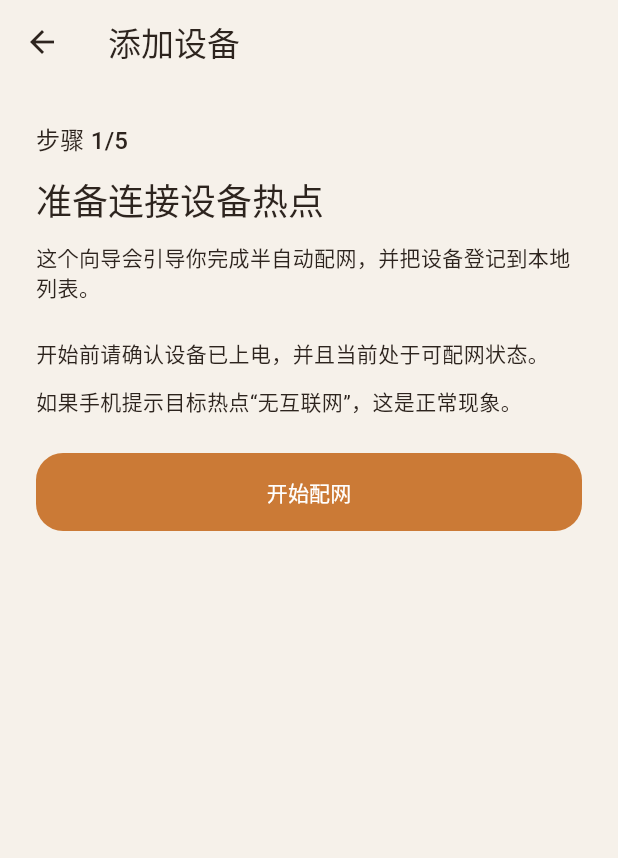
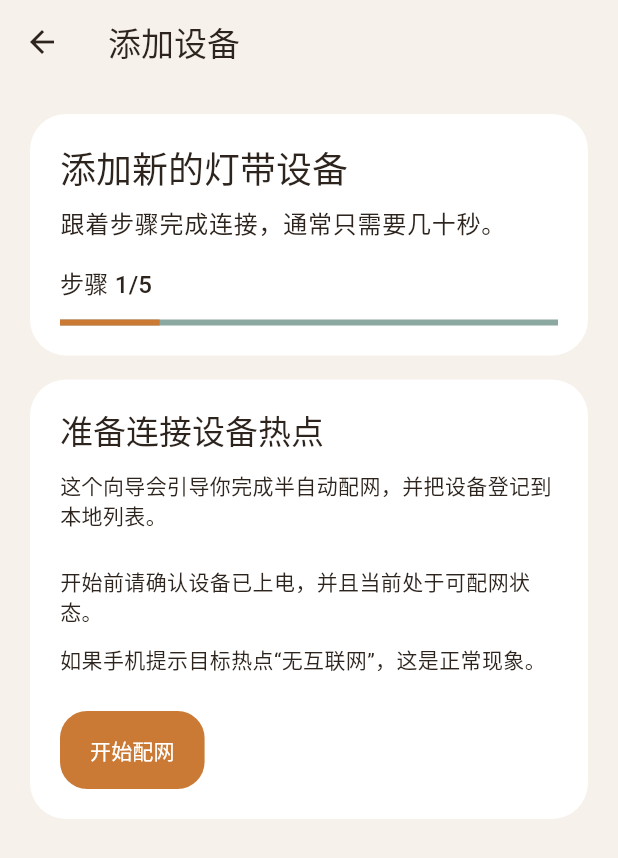
Before and after one commit to bombchen/MicroPython, a Flutter app: the PairingPage screen opened directly, on a phone screen of 412 x 824 dp. Shown: the top 858 px of the screen. Run offline on Flutter 3.47's test engine with Material 3 defaults, Android fonts, the light colour scheme and no system bars; our stand-ins replace flutter_riverpod, shared_preferences; missing offline and left inert: android_intent_plus; accounts and stored records are empty.

Commit message:
feat: refresh pairing flow ui

```diff
--- a/smoothed_led/mobile_app/led_controller/lib/features/pairing/presentation/pairing_page.dart
+++ b/smoothed_led/mobile_app/led_controller/lib/features/pairing/presentation/pairing_page.dart
@@ -76,21 +76,55 @@ class _PairingPageState extends ConsumerState<PairingPage> {
     return Scaffold(
       appBar: AppBar(title: const Text('添加设备')),
       body: ListView(
-        padding: const EdgeInsets.all(24),
+        padding: const EdgeInsets.all(20),
         children: [
+          Card(
+            child: Padding(
+              padding: const EdgeInsets.all(20),
+              child: Column(
+                crossAxisAlignment: CrossAxisAlignment.start,
+                children: [
+                  Text(
+                    '添加新的灯带设备',
+                    style: Theme.of(context).textTheme.headlineSmall,
+                  ),
+                  const SizedBox(height: 8),
+                  Text(
+                    '跟着步骤完成连接，通常只需要几十秒。',
+                    style: Theme.of(context).textTheme.bodyLarge,
+                  ),
+                  const SizedBox(height: 16),
                   Text(
                     _stepTitle(state.step),
                     style: Theme.of(context).textTheme.titleMedium,
                   ),
                   const SizedBox(height: 12),
+                  LinearProgressIndicator(
+                    value: _stepNumber(state.step) / 5,
+                  ),
+                ],
+              ),
+            ),
+          ),
+          const SizedBox(height: 16),
+          Card(
+            child: Padding(
+              padding: const EdgeInsets.all(20),
+              child: Column(
+                crossAxisAlignment: CrossAxisAlignment.start,
+                children: [
                   Text(
                     _stepHeading(state.step),
-            style: Theme.of(context).textTheme.headlineSmall,
+                    style: Theme.of(context).textTheme.titleLarge,
                   ),
                   const SizedBox(height: 12),
                   Text(_stepDescription(state.step)),
                   const SizedBox(height: 24),
                   ..._buildStepContent(context, state.step),
+                ],
+              ),
+            ),
+          ),
         ],
       ),
     );
@@ -208,6 +242,10 @@ class _PairingPageState extends ConsumerState<PairingPage> {
         ];
       case PairingStep.success:
         return [
+          const Center(
+            child: Icon(Icons.check_circle_outline, size: 56),
+          ),
+          const SizedBox(height: 16),
           const Text('配网成功'),
           const SizedBox(height: 12),
           Text('设备 IP：${_controller.state.resolvedIpAddress ?? '-'}'),
@@ -216,7 +254,7 @@ class _PairingPageState extends ConsumerState<PairingPage> {
             onPressed: () {
               Navigator.of(context).pop(PairingFlowResult.paired);
             },
-            child: const Text('完成'),
+            child: const Text('开始控制设备'),
           ),
         ];
       case PairingStep.failure:
@@ -342,6 +380,24 @@ class _PairingPageState extends ConsumerState<PairingPage> {
     }
   }
 
+  int _stepNumber(PairingStep step) {
+    switch (step) {
+      case PairingStep.prepare:
+        return 1;
+      case PairingStep.joinAp:
+        return 2;
+      case PairingStep.returnToApp:
+        return 3;
+      case PairingStep.enterWifi:
+      case PairingStep.sendingConfig:
+      case PairingStep.failure:
+        return 4;
+      case PairingStep.waitingReconnect:
+      case PairingStep.success:
+        return 5;
+    }
+  }
+
   void _syncWaitingFeedback(PairingStep step) {
     if (step == PairingStep.waitingReconnect) {
       _waitingTimer ??= Timer.periodic(const Duration(seconds: 1), (_) {
```
Also changed, not shown: 1 other file. Lines whose indentation alone changed are shown as unchanged.
